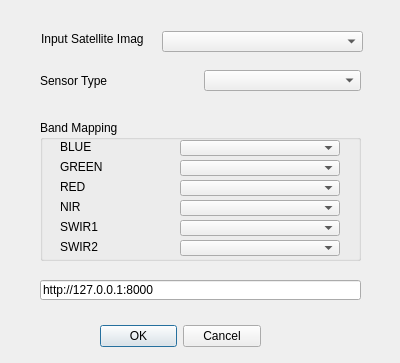
First picture: the form in qgis_plugin/hazard_detector_dialog.ui, repository leonardijulia/hazard_detection, before the edit.
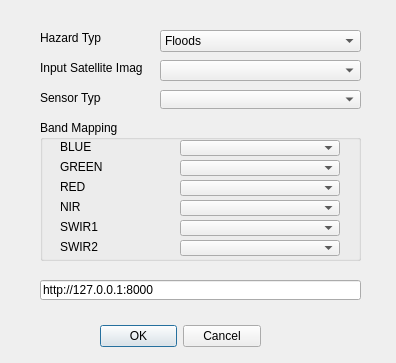
Second picture: the form after the edit. Custom widgets are drawn as their Qt base class.

Commit message: added Burn Scar functionality. TODO: visual of the dialog, choosing bands for RGB, update README

```diff
--- a/qgis_plugin/hazard_detector_dialog.ui
+++ b/qgis_plugin/hazard_detector_dialog.ui
@@ -6,7 +6,7 @@
    <rect>
     <x>0</x>
     <y>0</y>
-    <width>400</width>
+    <width>396</width>
     <height>363</height>
    </rect>
   </property>
@@ -32,8 +32,8 @@
   <widget class="QLabel" name="label">
    <property name="geometry">
     <rect>
-     <x>41</x>
-     <y>31</y>
+     <x>40</x>
+     <y>60</y>
      <width>103</width>
      <height>16</height>
     </rect>
@@ -45,8 +45,8 @@
   <widget class="QgsMapLayerComboBox" name="layer_input">
    <property name="geometry">
     <rect>
-     <x>162</x>
-     <y>31</y>
+     <x>160</x>
+     <y>60</y>
      <width>201</width>
      <height>21</height>
     </rect>
@@ -206,28 +206,6 @@
     </property>
    </widget>
   </widget>
-  <widget class="QWidget" name="layoutWidget">
-   <property name="geometry">
-    <rect>
-     <x>40</x>
-     <y>70</y>
-     <width>321</width>
-     <height>21</height>
-    </rect>
-   </property>
-   <layout class="QHBoxLayout" name="horizontalLayout">
-    <item>
-     <widget class="QLabel" name="label_8">
-      <property name="text">
-       <string>Sensor Type</string>
-      </property>
-     </widget>
-    </item>
-    <item>
-     <widget class="QComboBox" name="sensor_type"/>
-    </item>
-   </layout>
-  </widget>
   <widget class="QLineEdit" name="txt_url">
    <property name="geometry">
     <rect>
@@ -241,6 +219,65 @@
     <string>http://127.0.0.1:8000</string>
    </property>
   </widget>
+  <widget class="QComboBox" name="cmb_hazard">
+   <property name="geometry">
+    <rect>
+     <x>160</x>
+     <y>30</y>
+     <width>201</width>
+     <height>22</height>
+    </rect>
+   </property>
+   <property name="accessibleDescription">
+    <string/>
+   </property>
+   <item>
+    <property name="text">
+     <string>Floods</string>
+    </property>
+   </item>
+   <item>
+    <property name="text">
+     <string>Burn Scars</string>
+    </property>
+   </item>
+  </widget>
+  <widget class="QLabel" name="label_9">
+   <property name="geometry">
+    <rect>
+     <x>40</x>
+     <y>30</y>
+     <width>61</width>
+     <height>16</height>
+    </rect>
+   </property>
+   <property name="text">
+    <string>Hazard Type</string>
+   </property>
+  </widget>
+  <widget class="QLabel" name="label_8">
+   <property name="geometry">
+    <rect>
+     <x>40</x>
+     <y>90</y>
+     <width>61</width>
+     <height>16</height>
+    </rect>
+   </property>
+   <property name="text">
+    <string>Sensor Type</string>
+   </property>
+  </widget>
+  <widget class="QComboBox" name="sensor_type">
+   <property name="geometry">
+    <rect>
+     <x>160</x>
+     <y>90</y>
+     <width>201</width>
+     <height>19</height>
+    </rect>
+   </property>
+  </widget>
  </widget>
  <customwidgets>
   <customwidget>
```
The commit also changes 4 other files.
